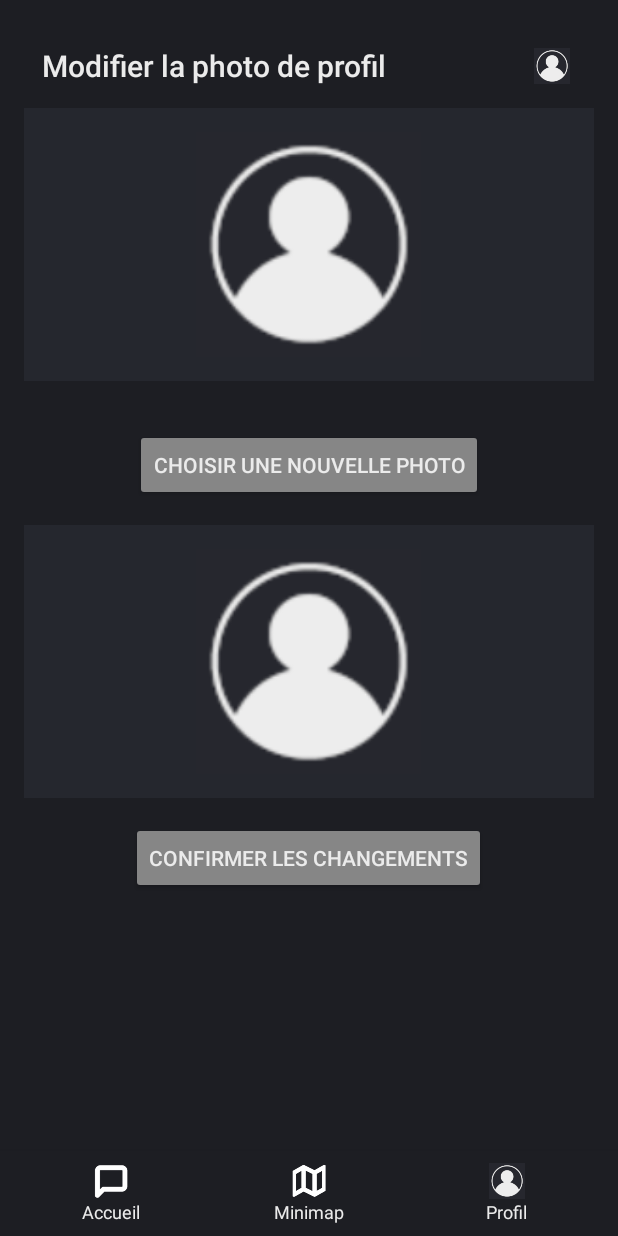
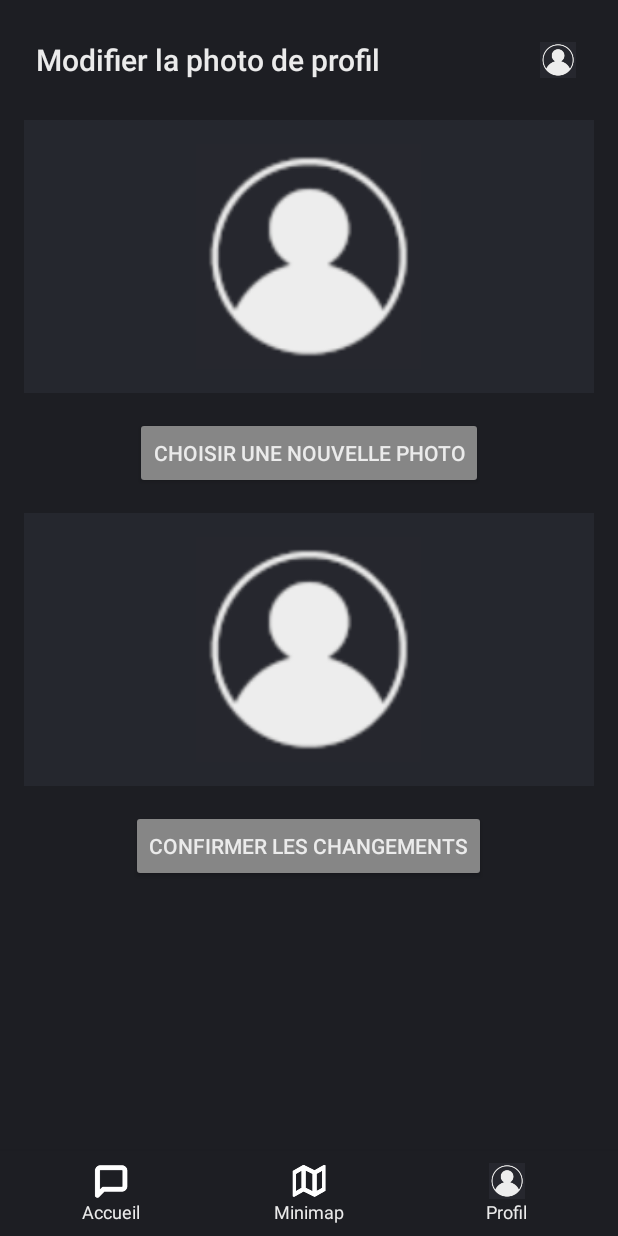
Before and after one commit to Karlos-C/Discourd, an Android app: the Vue_Modifier_Photo_Profil screen opened directly, with no data from a screen before it, on a phone screen of 412 x 824 dp. Run offline under Robolectric (Android 15) with nearby library versions, the phone set to English and light mode, and no system bars; pictures from the network do not load; 1 statement that could not run was skipped.

Commit message:
#1 Responsive Vue modifier photo profil

```diff
--- a/app/src/main/res/layout/vue_modifier_photo_profil.xml
+++ b/app/src/main/res/layout/vue_modifier_photo_profil.xml
@@ -11,19 +11,21 @@
         android:layout_width="match_parent"
         android:layout_height="0dp"
         android:layout_weight="1"
-        android:padding="16dp">
+        android:paddingHorizontal="16dp"
+        android:paddingTop="16dp"
+        android:paddingBottom="8dp">
 
         <LinearLayout
             android:layout_width="match_parent"
             android:layout_height="wrap_content"
             android:orientation="vertical">
 
-            <!-- Titre de la page -->
+            <!-- Titre + icône retour -->
             <LinearLayout
                 android:layout_width="match_parent"
                 android:layout_height="wrap_content"
                 android:orientation="horizontal"
-                android:padding="12dp"
+                android:padding="8dp"
                 android:gravity="center_vertical">
 
                 <TextView
@@ -33,28 +35,25 @@
                     android:text="Modifier la photo de profil"
                     android:textColor="@color/TitreBlanc"
                     android:textSize="20sp"
-                    android:fontFamily="sans-serif-medium"
-                    android:gravity="start" />
+                    android:fontFamily="sans-serif-medium" />
 
-
-                <!-- IL FAUT METTRE UN ICONE DE RETOUR PROFIL -->
                 <ImageView
                     android:id="@+id/retourProfil"
                     android:layout_width="32dp"
                     android:layout_height="32dp"
                     android:src="@drawable/icone_profil"
                     android:contentDescription="Retour au profil"
-                    android:layout_gravity="end"
                     android:padding="4dp" />
             </LinearLayout>
 
-            <!-- Prévisualisation de l'image actuelle -->
+            <!-- Image actuelle -->
             <FrameLayout
                 android:layout_width="match_parent"
                 android:layout_height="wrap_content"
                 android:background="@color/FondGrisFonce"
                 android:padding="16dp"
-                android:layout_marginBottom="16dp">
+                android:layout_marginTop="16dp"
+                android:layout_marginBottom="8dp">
 
                 <ImageView
                     android:id="@+id/imageActuelle"
@@ -67,7 +66,7 @@
                     android:layout_gravity="center" />
             </FrameLayout>
 
-            <!-- Bouton pour ouvrir la galerie -->
+            <!-- Choisir une nouvelle photo -->
             <Button
                 android:id="@+id/ouvrirGalerie"
                 android:layout_width="wrap_content"
@@ -77,15 +76,16 @@
                 android:textColor="@color/TitreBlanc"
                 android:fontFamily="sans-serif-medium"
                 android:layout_gravity="center"
-                android:layout_marginTop="16dp" />
+                android:layout_marginTop="8dp" />
 
-            <!-- Prévisualisation de la nouvelle image -->
+            <!-- Nouvelle image prévisualisée -->
             <FrameLayout
                 android:layout_width="match_parent"
                 android:layout_height="wrap_content"
                 android:background="@color/FondGrisFonce"
                 android:padding="16dp"
-                android:layout_marginTop="16dp">
+                android:layout_marginTop="16dp"
+                android:layout_marginBottom="8dp">
 
                 <ImageView
                     android:id="@+id/imagePreview"
@@ -98,7 +98,7 @@
                     android:layout_gravity="center" />
             </FrameLayout>
 
-            <!-- Bouton pour confirmer les changements -->
+            <!-- Bouton confirmer -->
             <Button
                 android:id="@+id/confirmerChangement"
                 android:layout_width="wrap_content"
@@ -108,11 +108,12 @@
                 android:textColor="@color/TitreBlanc"
                 android:fontFamily="sans-serif-medium"
                 android:layout_gravity="center"
-                android:layout_marginTop="16dp" />
+                android:layout_marginTop="8dp"
+                android:layout_marginBottom="16dp" />
         </LinearLayout>
     </ScrollView>
 
-    <!-- Footer navigation -->
+    <!-- Footer -->
     <include
         android:id="@+id/footer_navigation"
         layout="@layout/vue_footer"
```
